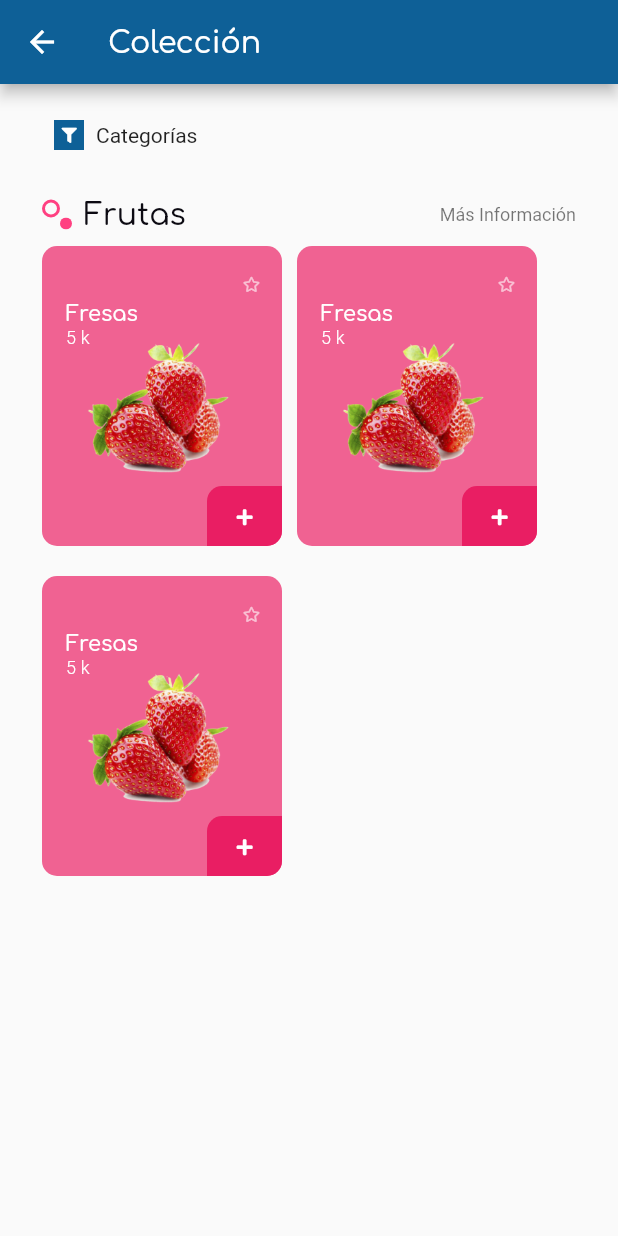
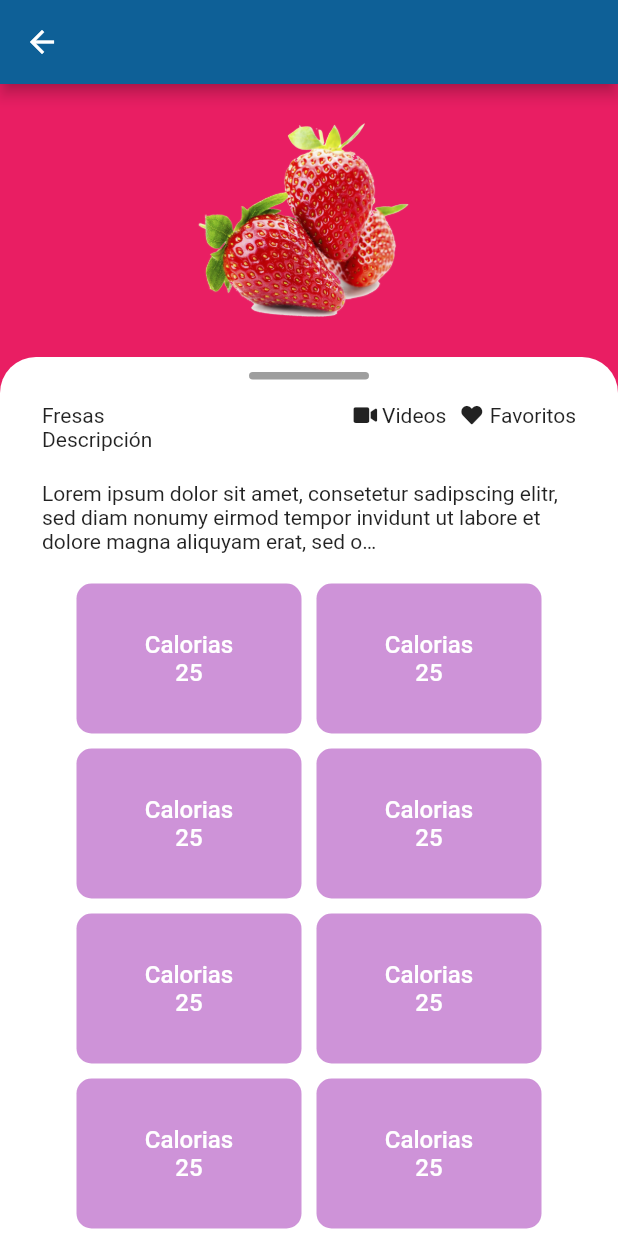
Before and after one commit to jahurtadod/Fun-Cooking, a Flutter app: the Collection screen opened by its route, after a tap on an icon or button, on a phone screen of 412 x 824 dp. Run offline on Flutter 3.47's test engine with Material 2 defaults, Android fonts, the phone set to English and light mode, and no system bars; our stand-ins replace font_awesome_flutter, google_fonts.

Commit message:
Add info page for foods

```diff
--- a/lib/User/ui/screens/collection.dart
+++ b/lib/User/ui/screens/collection.dart
@@ -14,7 +14,6 @@ class _CollectionState extends State<Collection> {
     return SafeArea(
       child: Scaffold(
         appBar: AppBar(
-          backgroundColor: Theme.of(context).colorScheme.primary,
           title: Text(
             "Colección",
             style: Theme.of(context).textTheme.headline6.copyWith(
@@ -36,8 +35,6 @@ class _CollectionState extends State<Collection> {
                       spacing: 10,
                       children: <Widget>[
                         FoodCard(),
-                        FoodCard(),
-                        FoodCard(),
                       ],
                     )
                   ],
--- /dev/null
+++ b/lib/User/ui/screens/info_food.dart
@@ -0,0 +1,157 @@
+import 'package:flutter/material.dart';
+import 'package:font_awesome_flutter/font_awesome_flutter.dart';
+
+class InfoFood extends StatefulWidget {
+  @override
+  _InfoFoodState createState() => _InfoFoodState();
+}
+
+class _InfoFoodState extends State<InfoFood> {
+  @override
+  Widget build(BuildContext context) {
+    return SafeArea(
+      child: Scaffold(
+        appBar: AppBar(),
+        body: Container(
+          color: Colors.pink,
+          child: SingleChildScrollView(
+            child: Column(
+              children: <Widget>[
+                Container(
+                  margin: EdgeInsets.all(16),
+                  width: 150,
+                  height: 150,
+                  child: Hero(
+                    tag: 'food',
+                    child: Image.asset('assets/fresa.png'),
+                  ),
+                ),
+                Container(
+                  decoration: BoxDecoration(
+                    borderRadius: BorderRadius.only(
+                        topLeft: Radius.circular(24),
+                        topRight: Radius.circular(24)),
+                    color: Colors.white,
+                  ),
+                  child: Container(
+                    padding: EdgeInsets.symmetric(vertical: 10, horizontal: 28),
+                    child: Column(
+                      children: <Widget>[
+                        Container(
+                          margin: EdgeInsets.only(bottom: 16),
+                          width: 80,
+                          height: 5,
+                          decoration: BoxDecoration(
+                            borderRadius: BorderRadius.all(Radius.circular(5)),
+                            color: Colors.grey,
+                          ),
+                        ),
+                        Row(
+                          mainAxisAlignment: MainAxisAlignment.spaceBetween,
+                          children: <Widget>[
+                            Text("Fresas"),
+                            Row(
+                              children: <Widget>[
+                                Row(
+                                  children: <Widget>[
+                                    Icon(FontAwesomeIcons.video, size: 14,),
+                                    SizedBox(
+                                      width: 5,
+                                    ),
+                                    Text("Videos"),
+                                  ],
+                                ),
+                                SizedBox(
+                                  width: 10,
+                                ),
+                                Row(
+                                  children: <Widget>[
+                                    Icon(FontAwesomeIcons.solidHeart, size: 14,),
+                                    SizedBox(
+                                      width: 5,
+                                    ),
+                                    Text("Favoritos"),
+                                  ],
+                                ),
+                              ],
+                            ),
+                          ],
+                        ),
+                        Row(
+                          children: <Widget>[
+                            Text("Descripción"),
+                          ],
+                        ),
+                        SizedBox(
+                          height: 20,
+                        ),
+                        Text(
+                            "Lorem ipsum dolor sit amet, consetetur sadipscing elitr, sed diam nonumy eirmod tempor invidunt ut labore et dolore magna aliquyam erat, sed o…"),
+                        SizedBox(
+                          height: 20,
+                        ),
+                        Wrap(
+                          spacing: 10,
+                          runSpacing: 10,
+                          children: <Widget>[
+                            PropertyFood(),
+                            PropertyFood(),
+                            PropertyFood(),
+                            PropertyFood(),
+                            PropertyFood(),
+                            PropertyFood(),
+                            PropertyFood(),
+                            PropertyFood(),
+                            PropertyFood(),
+                            PropertyFood(),
+                          ],
+                        ),
+                      ],
+                    ),
+                  ),
+                ),
+              ],
+            ),
+          ),
+        ),
+      ),
+    );
+  }
+}
+
+class PropertyFood extends StatelessWidget {
+  const PropertyFood({
+    Key key,
+  }) : super(key: key);
+
+  @override
+  Widget build(BuildContext context) {
+    return Container(
+      height: 100,
+      width: 150,
+      decoration: BoxDecoration(
+        borderRadius: BorderRadius.all(Radius.circular(10)),
+        color: Colors.purple[200],
+      ),
+      child: Center(
+        child: Column(
+          mainAxisAlignment: MainAxisAlignment.center,
+          children: <Widget>[
+            Text(
+              "Calorias",
+              style: Theme.of(context).textTheme.bodyText1.copyWith(
+                    color: Colors.white,
+                  ),
+            ),
+            Text(
+              "25",
+              style: Theme.of(context).textTheme.bodyText1.copyWith(
+                    color: Colors.white,
+                  ),
+            ),
+          ],
+        ),
+      ),
+    );
+  }
+}
--- a/lib/main.dart
+++ b/lib/main.dart
@@ -2,6 +2,7 @@ import 'package:flutter/material.dart';
 import 'package:fun_cooking/User/ui/screens/collection.dart';
 import 'package:fun_cooking/User/ui/screens/game.dart';
 import 'package:fun_cooking/User/ui/screens/home.dart';
+import 'package:fun_cooking/User/ui/screens/info_food.dart';
 import 'package:fun_cooking/User/ui/screens/sign_in.dart';
 import 'package:fun_cooking/wrapper.dart';
 import 'package:google_fonts/google_fonts.dart';
@@ -59,7 +60,7 @@ class MyApp extends StatelessWidget {
       theme: ThemeData(
         colorScheme: colorScheme,
         textTheme: textTheme,
-        primarySwatch: Colors.blue,
+        primaryColor: Color(0xFF0E6097),
         buttonColor: Color(0xFFF58850),
       ),
       initialRoute: '/sign_in',
@@ -69,6 +70,7 @@ class MyApp extends StatelessWidget {
         '/home': (_) => Home(),
         '/collection': (_) => Collection(),
         '/game': (_) => GameCombine(),
+        '/info_food': (_) => InfoFood(),
       },
     );
   }
--- a/lib/widgets/food_card.dart
+++ b/lib/widgets/food_card.dart
@@ -69,10 +69,17 @@ class FoodCard extends StatelessWidget {
               height: 100,
               width: 100,
               margin: EdgeInsets.only(top: 16),
+              child: Hero(
+                tag: 'food',
                 child: Image.asset('assets/fresa.png'),
               ),
             ),
-          Container(
+          ),
+          InkWell(
+            onTap: () {
+              Navigator.of(context).pushNamed('/info_food');
+            },
+            child: Container(
               height: 40,
               width: 50,
               decoration: BoxDecoration(
@@ -82,10 +89,6 @@ class FoodCard extends StatelessWidget {
                 ),
                 color: Colors.pink,
               ),
-            child: GestureDetector(
-              onTap: () {
-                print("hola");
-              },
               child: Icon(
                 FontAwesomeIcons.plus,
                 color: Colors.white,
```
Lines whose indentation alone changed are shown as unchanged.
